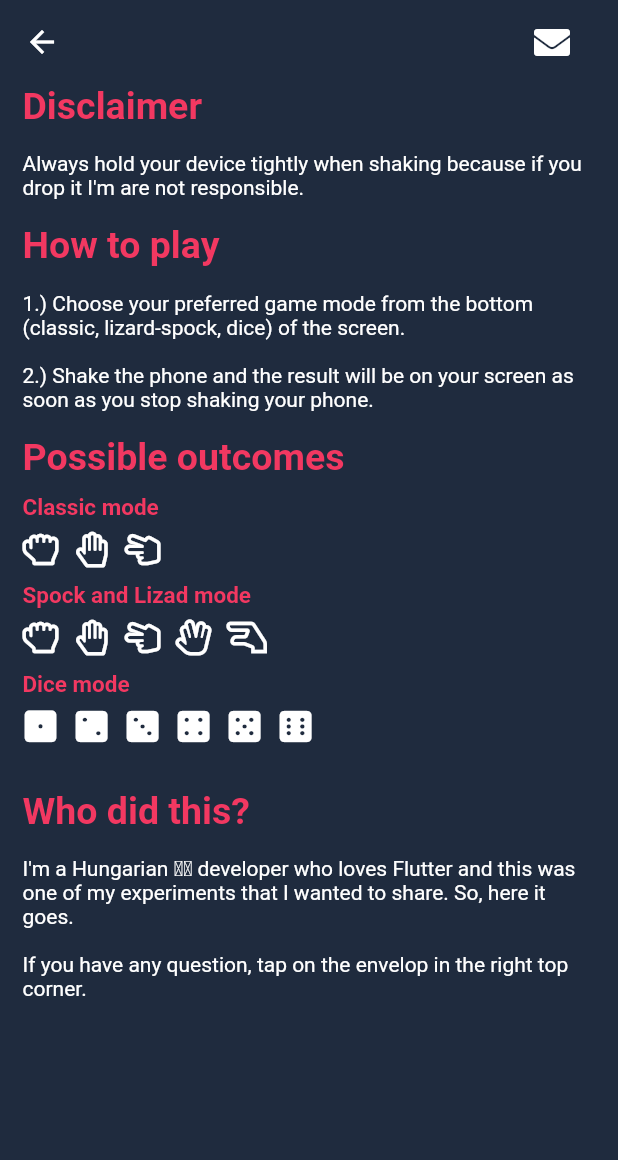
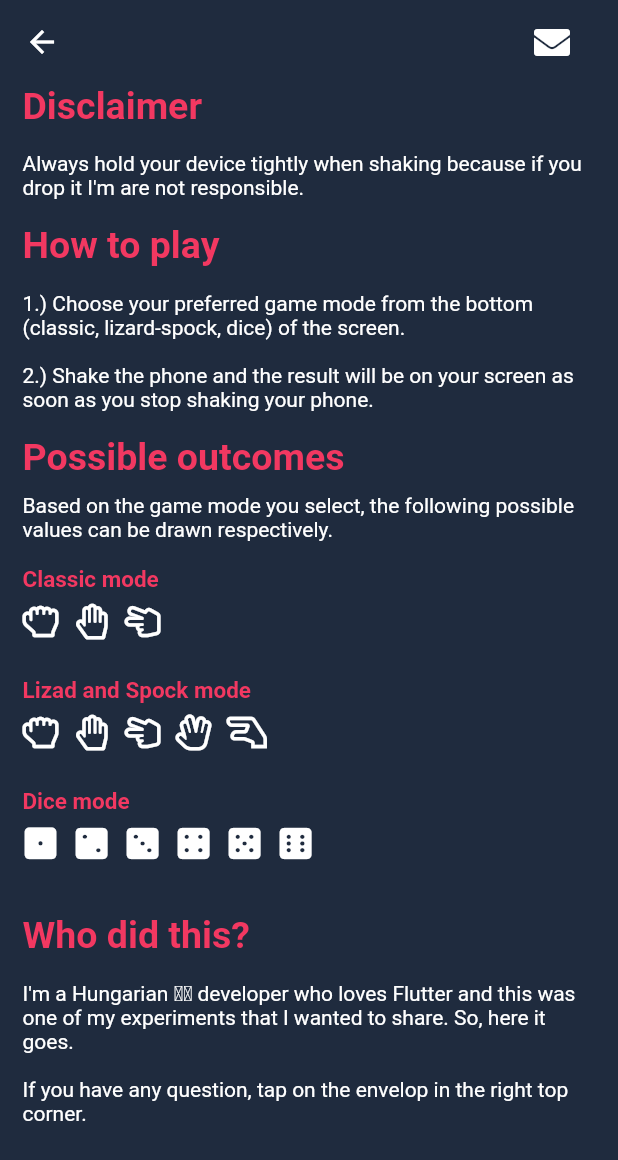
Before and after one commit to onetdev/flutter_shaky_rps, a Flutter app: the Info screen opened by its route, on a phone screen of 412 x 824 dp. Shown: the top 1160 px of the screen. Run offline on Flutter 3.47's test engine with Material 2 defaults, Android fonts, the phone set to English and light mode, and no system bars; our stand-ins replace font_awesome_flutter, sensors; missing offline and left inert: random_color.

Commit message:
Various help page layout tweaks.

```diff
--- a/lib/ui/screen/info.dart
+++ b/lib/ui/screen/info.dart
@@ -46,6 +46,7 @@ class _Info extends State<Info> {
           Text(
               "\nAlways hold your device tightly when shaking because if you drop it I'm are not responsible.\n",
               style: paragraph),
+
           Text('How to play', style: headline),
           Text(
               "\n1.) Choose your preferred game mode from the bottom (classic, lizard-spock, dice) of the screen.\n",
@@ -55,8 +56,11 @@ class _Info extends State<Info> {
               style: paragraph),
           Text("Possible outcomes", style: headline),
           SizedBox(height: 10),
+              Text(
+                  "Based on the game mode you select, the following possible values can be drawn respectively.\n",
+                  style: paragraph),
           _getRollTable(),
-          SizedBox(height: 20),
+          SizedBox(height: 10),
           Text("Who did this?", style: headline),
           Text(
             "\nI'm a Hungarian \ud83c\udded\ud83c\uddfa developer who loves Flutter and this was one of my experiments that I wanted to share. " +
@@ -85,7 +89,7 @@ class _Info extends State<Info> {
       var cols = List<Widget>();
       mode.items.forEach((elem) {
         cols.add(Padding(
-          padding: EdgeInsets.only(top: 7, bottom: 10, right: 10),
+          padding: EdgeInsets.only(top: 7, bottom: 25, right: 10),
           child: Icon(elem.icon, color: Colors.white),
         ));
       });
--- a/lib/vars/shake_set.dart
+++ b/lib/vars/shake_set.dart
@@ -29,7 +29,7 @@ class ShakeGameSets {
         ShakeItem(icon: FontAwesomeIcons.handLizard, text: 'Lizard')
       ],
       ShakeItem(
-          icon: FontAwesomeIcons.handSpock, text: 'Spock and Lizad mode'));
+          icon: FontAwesomeIcons.handSpock, text: 'Lizad and Spock mode'));
 
   static ShakeItemSet dice = ShakeItemSet(
       'dice',
```
